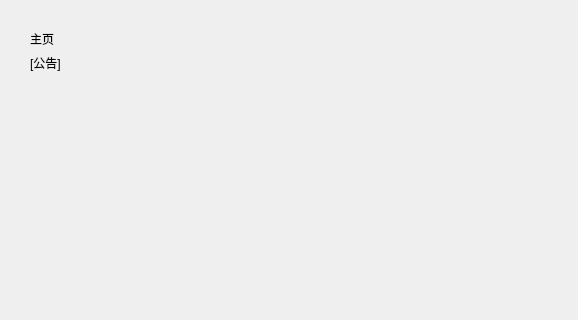
Qt form QtUI/Interface_home.ui (MCSLTeam/MCSL2) before a commit; both pictures show x 0 to 578 and y 0 to 320 of the 700 by 550 pixel window.
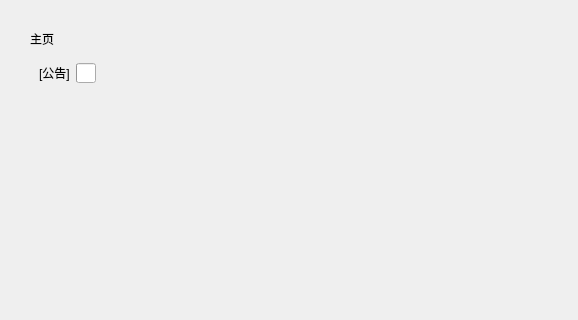
The same form after that commit. Custom widgets are drawn as their Qt base class.

Commit message: 加个圆环防止用户以为获取公告卡死

What changed in the file:
```diff
--- a/QtUI/Interface_home.ui
+++ b/QtUI/Interface_home.ui
@@ -22,8 +22,8 @@
   <layout class="QGridLayout" name="gridLayout">
    <item row="1" column="2">
     <widget class="QWidget" name="titleLimitWidget" native="true">
-     <layout class="QVBoxLayout" name="verticalLayout">
-      <item>
+     <layout class="QGridLayout" name="gridLayout_3">
+      <item row="0" column="0">
        <widget class="TitleLabel" name="titleLabel">
         <property name="sizePolicy">
          <sizepolicy hsizetype="Preferred" vsizetype="Fixed">
@@ -36,6 +36,9 @@
         </property>
        </widget>
       </item>
+      <item row="1" column="0">
+       <widget class="QWidget" name="noticeWidget" native="true">
+        <layout class="QHBoxLayout" name="horizontalLayout">
       <item>
        <widget class="StrongBodyLabel" name="subTitleLabel">
         <property name="sizePolicy">
@@ -52,6 +55,44 @@
         </property>
        </widget>
       </item>
+         <item>
+          <widget class="IndeterminateProgressRing" name="IndeterminateProgressRing">
+           <property name="sizePolicy">
+            <sizepolicy hsizetype="Fixed" vsizetype="Fixed">
+             <horstretch>0</horstretch>
+             <verstretch>0</verstretch>
+            </sizepolicy>
+           </property>
+           <property name="minimumSize">
+            <size>
+             <width>20</width>
+             <height>20</height>
+            </size>
+           </property>
+           <property name="maximumSize">
+            <size>
+             <width>20</width>
+             <height>20</height>
+            </size>
+           </property>
+          </widget>
+         </item>
+        </layout>
+       </widget>
+      </item>
+      <item row="0" column="1" rowspan="2">
+       <spacer name="horizontalSpacer_2">
+        <property name="orientation">
+         <enum>Qt::Horizontal</enum>
+        </property>
+        <property name="sizeHint" stdset="0">
+         <size>
+          <width>40</width>
+          <height>20</height>
+         </size>
+        </property>
+       </spacer>
+      </item>
      </layout>
     </widget>
    </item>
@@ -220,6 +261,11 @@
    <extends>QLabel</extends>
    <header>qfluentwidgets</header>
   </customwidget>
+  <customwidget>
+   <class>IndeterminateProgressRing</class>
+   <extends>QProgressBar</extends>
+   <header>qfluentwidgets</header>
+  </customwidget>
  </customwidgets>
  <resources/>
  <connections/>
```
Lines whose indentation alone changed are shown as unchanged. The commit also changes 1 other file.
